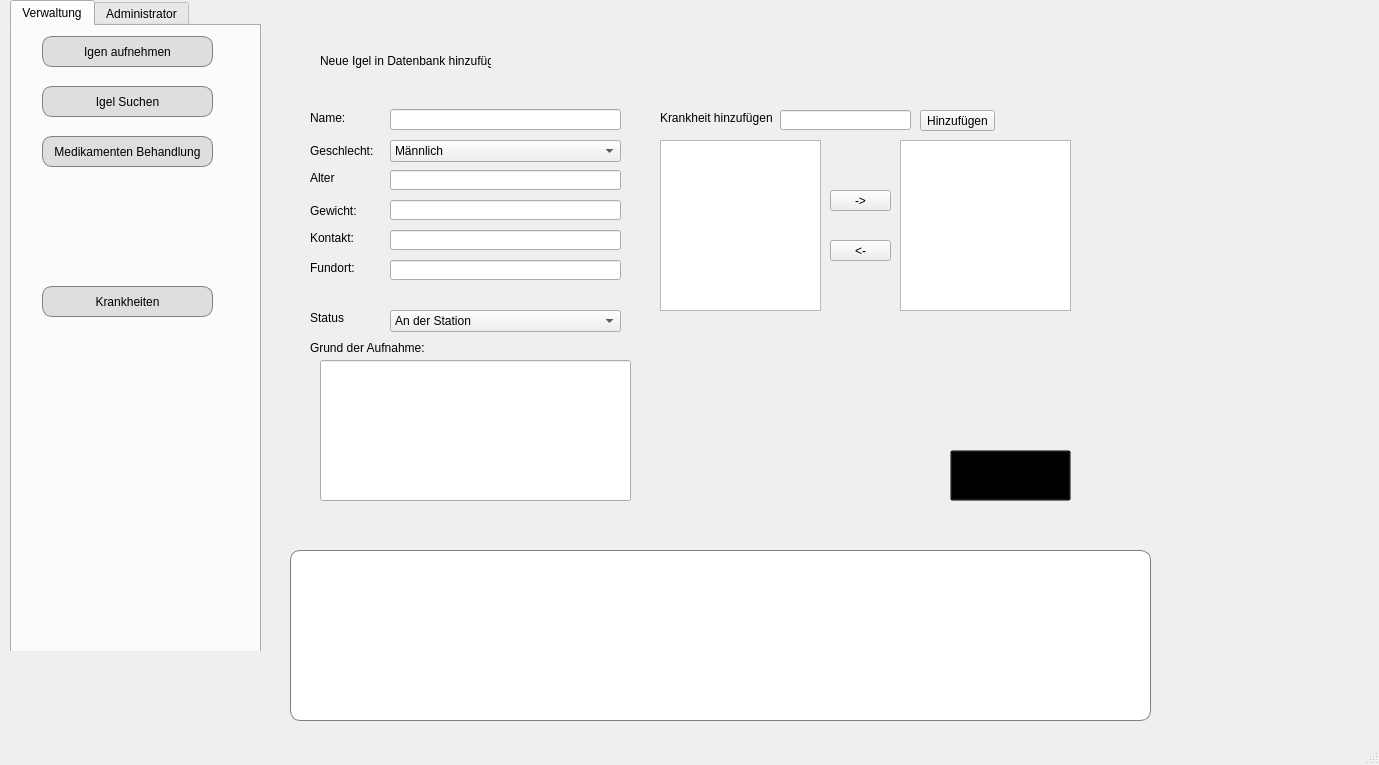
Old version of the form libary/hgalaxy.ui in the repository n1kozor/HedgehogGalaxy.
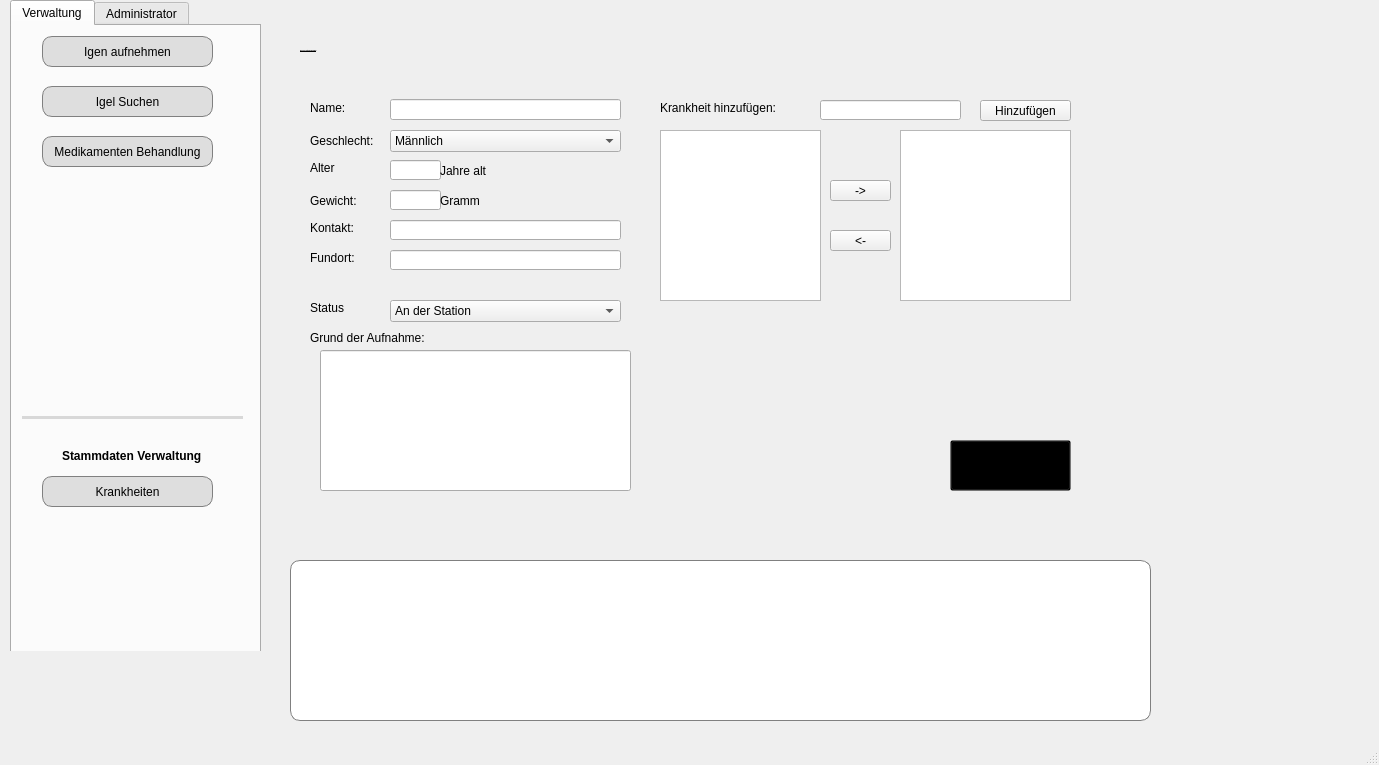
New version of the form. Icons and pictures are not drawn.

```diff
--- a/libary/hgalaxy.ui
+++ b/libary/hgalaxy.ui
@@ -21,9 +21,9 @@
     <property name="geometry">
      <rect>
       <x>290</x>
-      <y>30</y>
+      <y>20</y>
       <width>861</width>
-      <height>521</height>
+      <height>531</height>
      </rect>
     </property>
     <property name="styleSheet">
@@ -99,12 +99,20 @@
      <widget class="QLabel" name="label">
       <property name="geometry">
        <rect>
-        <x>30</x>
+        <x>10</x>
         <y>20</y>
-        <width>171</width>
+        <width>261</width>
         <height>21</height>
        </rect>
       </property>
+      <property name="font">
+       <font>
+        <pointsize>-1</pointsize>
+        <weight>75</weight>
+        <bold>true</bold>
+        <underline>true</underline>
+       </font>
+      </property>
       <property name="text">
        <string>Neue Igel in Datenbank hinzufügen</string>
       </property>
@@ -130,7 +138,7 @@
        <rect>
         <x>100</x>
         <y>140</y>
-        <width>231</width>
+        <width>51</width>
         <height>20</height>
        </rect>
       </property>
@@ -159,7 +167,7 @@
        <rect>
         <x>100</x>
         <y>170</y>
-        <width>231</width>
+        <width>51</width>
         <height>20</height>
        </rect>
       </property>
@@ -252,12 +260,12 @@
        <rect>
         <x>370</x>
         <y>80</y>
-        <width>121</width>
+        <width>141</width>
         <height>16</height>
        </rect>
       </property>
       <property name="text">
-       <string>Krankheit hinzufügen</string>
+       <string>Krankheit hinzufügen:</string>
       </property>
      </widget>
      <widget class="QLabel" name="label_7">
@@ -342,9 +350,9 @@
      <widget class="QLineEdit" name="in_new_igel_disease">
       <property name="geometry">
        <rect>
-        <x>490</x>
+        <x>530</x>
         <y>80</y>
-        <width>131</width>
+        <width>141</width>
         <height>20</height>
        </rect>
       </property>
@@ -352,9 +360,9 @@
      <widget class="QPushButton" name="btn_add_new_disease">
       <property name="geometry">
        <rect>
-        <x>630</x>
+        <x>690</x>
         <y>80</y>
-        <width>75</width>
+        <width>91</width>
         <height>21</height>
        </rect>
       </property>
@@ -478,6 +486,32 @@
        </property>
       </item>
      </widget>
+     <widget class="QLabel" name="label_36">
+      <property name="geometry">
+       <rect>
+        <x>150</x>
+        <y>140</y>
+        <width>71</width>
+        <height>21</height>
+       </rect>
+      </property>
+      <property name="text">
+       <string>Jahre alt</string>
+      </property>
+     </widget>
+     <widget class="QLabel" name="label_37">
+      <property name="geometry">
+       <rect>
+        <x>150</x>
+        <y>170</y>
+        <width>71</width>
+        <height>21</height>
+       </rect>
+      </property>
+      <property name="text">
+       <string>Gramm</string>
+      </property>
+     </widget>
     </widget>
     <widget class="QWidget" name="page_query_igel">
      <widget class="QListWidget" name="list_query_igel">
@@ -1578,7 +1612,7 @@
         <property name="geometry">
          <rect>
           <x>30</x>
-          <y>260</y>
+          <y>450</y>
           <width>171</width>
           <height>31</height>
          </rect>
@@ -1590,6 +1624,38 @@
          <string>Krankheiten</string>
         </property>
        </widget>
+       <widget class="QLabel" name="label_35">
+        <property name="geometry">
+         <rect>
+          <x>50</x>
+          <y>420</y>
+          <width>141</width>
+          <height>20</height>
+         </rect>
+        </property>
+        <property name="font">
+         <font>
+          <weight>75</weight>
+          <bold>true</bold>
+         </font>
+        </property>
+        <property name="text">
+         <string>Stammdaten Verwaltung</string>
+        </property>
+       </widget>
+       <widget class="QWidget" name="widget" native="true">
+        <property name="geometry">
+         <rect>
+          <x>10</x>
+          <y>390</y>
+          <width>221</width>
+          <height>3</height>
+         </rect>
+        </property>
+        <property name="styleSheet">
+         <string notr="true">background-color: rgb(216, 216, 216)</string>
+        </property>
+       </widget>
        <widget class="QPushButton" name="btn_medics_igel">
         <property name="geometry">
          <rect>
@@ -1651,9 +1717,9 @@
     <property name="geometry">
      <rect>
       <x>290</x>
-      <y>550</y>
+      <y>560</y>
       <width>861</width>
-      <height>171</height>
+      <height>161</height>
      </rect>
     </property>
     <property name="styleSheet">
```
Left out of the diff: 93 changed lines with no effect on the pictures.
